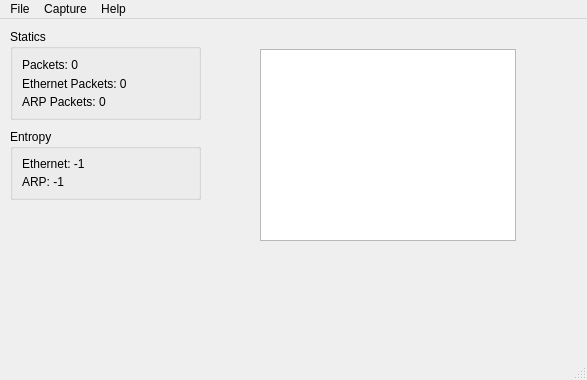
Before: the Qt Designer form tp1/herramienta/gui/ui/MainWindow.ui in ikovacs/redes, drawn with Qt 5.
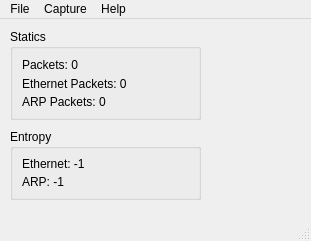
After: the same form once the commit is applied.

```diff
--- a/tp1/herramienta/gui/ui/MainWindow.ui
+++ b/tp1/herramienta/gui/ui/MainWindow.ui
@@ -6,8 +6,8 @@
    <rect>
     <x>0</x>
     <y>0</y>
-    <width>587</width>
-    <height>380</height>
+    <width>311</width>
+    <height>241</height>
    </rect>
   </property>
   <property name="windowTitle">
@@ -85,23 +85,13 @@
      </item>
     </layout>
    </widget>
-   <widget class="QListWidget" name="logList">
-    <property name="geometry">
-     <rect>
-      <x>260</x>
-      <y>30</y>
-      <width>256</width>
-      <height>192</height>
-     </rect>
-    </property>
-   </widget>
   </widget>
   <widget class="QMenuBar" name="menubar">
    <property name="geometry">
     <rect>
      <x>0</x>
      <y>0</y>
-     <width>587</width>
+     <width>311</width>
      <height>27</height>
     </rect>
    </property>
```
Left out of the diff: 9 changed lines with no effect on the pictures.
